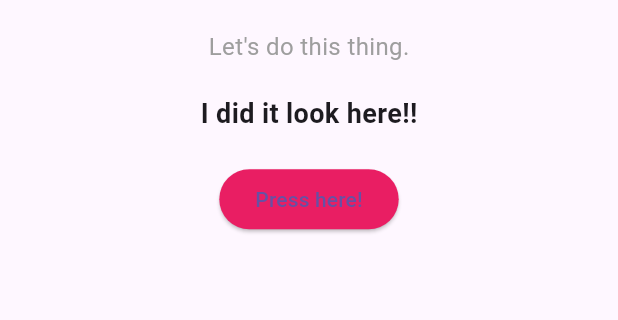
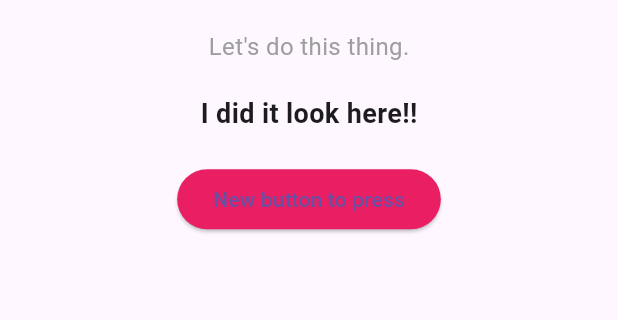
Before and after one commit to TeamirTesh/Tabia, a Flutter app: the screen it shows after launch, on a phone screen of 412 x 824 dp, the part 568-888 px from its top. Run offline on Flutter 3.47's test engine with Material 3 defaults, Android fonts, the phone set to English and light mode, and no system bars.

Commit message:
Add new text

```diff
--- a/lib/main.dart
+++ b/lib/main.dart
@@ -55,7 +55,7 @@ class HomePage extends StatelessWidget {
                 print('Button Clicked!');
               },
               // TASK 6: Change the text on the button
-              child: Text('Press here!'),
+              child: Text('New button to press'),
               style: ElevatedButton.styleFrom(backgroundColor: Colors.pink)//task 8
             )
           ],
```
